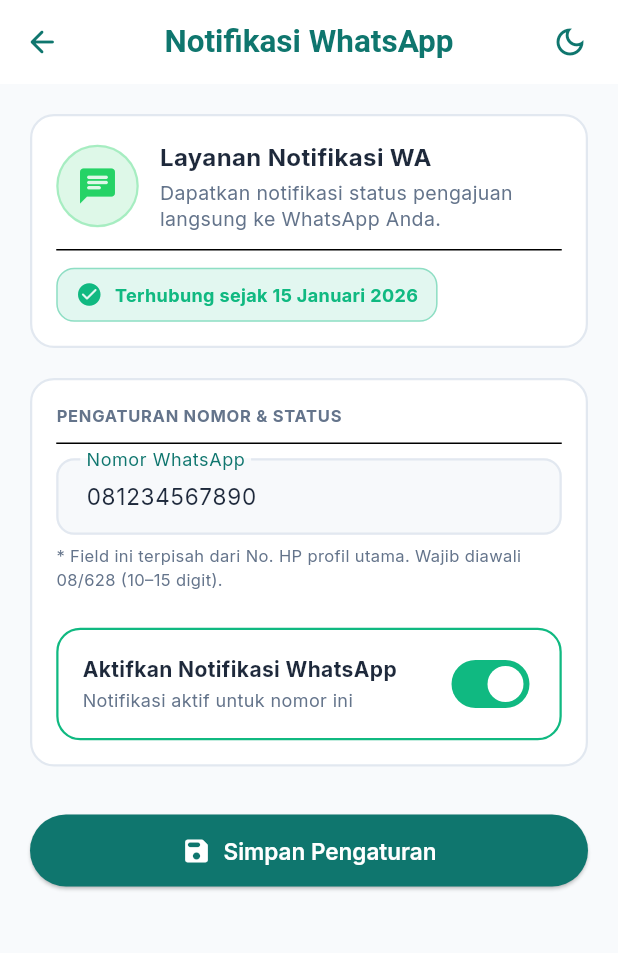
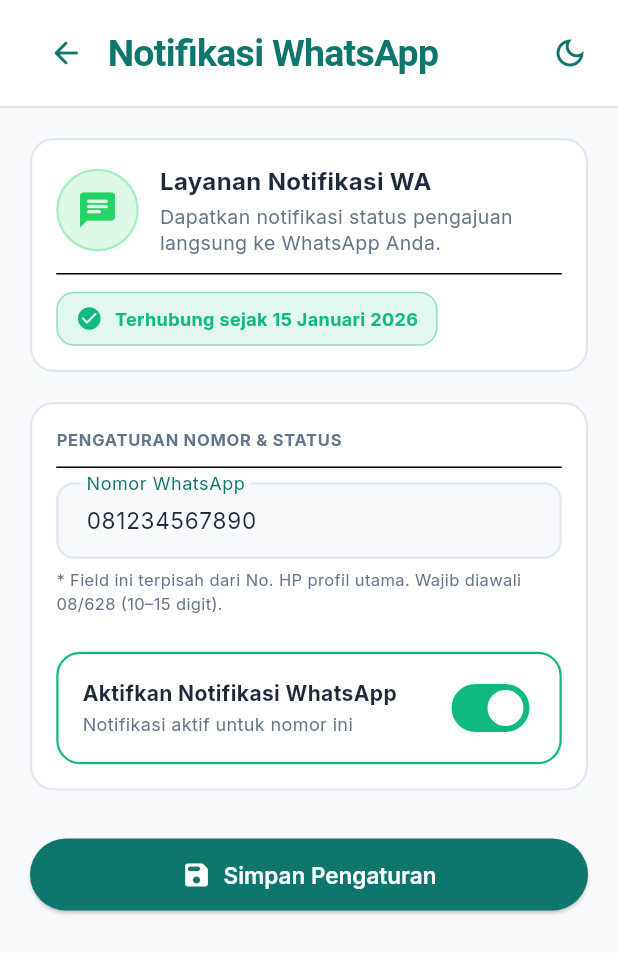
Before and after one commit to starboydingin/backend-gelatik, a Flutter app: the NotifikasiWhatsAppScreen screen opened directly, on a phone screen of 412 x 824 dp. Shown: the top 953 px of the screen. Run offline on Flutter 3.47's test engine with Material 3 defaults, Android fonts, the phone set to English and light mode, and no system bars; our stand-ins replace dio, flutter_riverpod, flutter_secure_storage, google_fonts, socket_io_client, webview_flutter; accounts and stored records are empty.

Commit message:
fix(mobile): harden responsive layouts and locale initialization

```diff
--- a/gelatik-mobile/lib/core/widgets/gelatik_page_header.dart
+++ b/gelatik-mobile/lib/core/widgets/gelatik_page_header.dart
@@ -24,6 +24,9 @@
   Widget build(BuildContext context) {
     final strokeColor = AppColors.cardStroke(context);
     final primaryTeal = AppColors.primaryTeal(context);
+    final isNarrow = MediaQuery.sizeOf(context).width < 360;
+    final logoWidth = isNarrow ? 52.0 : 68.0;
+    final titleSize = isNarrow ? 21.0 : 25.0;
 
     return AppBar(
       automaticallyImplyLeading: false,
@@ -42,15 +45,16 @@
             ),
             const SizedBox(width: 4),
           ] else ...[
-            Image.asset(
-              'assets/images/logo-gelatik.png',
-              width: 32,
-              height: 32,
-              fit: BoxFit.contain,
-              errorBuilder: (_, _, _) =>
-                  Icon(Icons.flutter_dash_rounded, color: primaryTeal),
+            SizedBox(
+              width: logoWidth,
+              height: 38,
+              child: Image.asset(
+                'assets/images/logo-nobackground&teksgelatik.png',
+                fit: BoxFit.contain,
+                alignment: Alignment.centerLeft,
+              ),
             ),
-            const SizedBox(width: 12),
+            SizedBox(width: isNarrow ? 8 : 12),
           ],
           Expanded(
             child: Text(
@@ -59,7 +63,7 @@
               overflow: TextOverflow.ellipsis,
               style: TextStyle(
                 color: primaryTeal,
-                fontSize: 25,
+                fontSize: titleSize,
                 fontWeight: FontWeight.w700,
                 letterSpacing: -0.5,
               ),
--- a/gelatik-mobile/lib/features/chatbot/repositories/chatbot_repository.dart
+++ b/gelatik-mobile/lib/features/chatbot/repositories/chatbot_repository.dart
@@ -47,6 +47,7 @@
         404 => ChatbotErrorType.notFound,
         422 => ChatbotErrorType.validation,
         429 => ChatbotErrorType.rateLimit,
+        504 => ChatbotErrorType.timeout,
         _ =>
           status != null && status >= 500
               ? ChatbotErrorType.upstream
--- a/gelatik-mobile/lib/features/profil/presentation/screens/notifikasi_whatsapp_screen.dart
+++ b/gelatik-mobile/lib/features/profil/presentation/screens/notifikasi_whatsapp_screen.dart
@@ -5,6 +5,7 @@
 import '../../../../core/widgets/app_button.dart';
 import '../../../../core/widgets/app_card.dart';
 import '../../../../core/widgets/app_text_field.dart';
+import '../../../../core/widgets/gelatik_page_header.dart';
 import '../../../../core/widgets/theme_toggle_button.dart';
 import '../../providers/wa_notification_provider.dart';
 
@@ -77,10 +78,7 @@
 
     final success = await ref
         .read(waNotificationProvider.notifier)
-        .saveSubscription(
-          waNumber: number,
-          isSubscribed: _isSubscribed,
-        );
+        .saveSubscription(waNumber: number, isSubscribed: _isSubscribed);
 
     if (success && mounted) {
       ScaffoldMessenger.of(context).showSnackBar(
@@ -96,7 +94,6 @@
   @override
   Widget build(BuildContext context) {
     final theme = Theme.of(context);
-    final primaryTeal = AppColors.primaryTeal(context);
     final actionEmerald = AppColors.actionEmerald(context);
     final strokeColor = AppColors.cardStroke(context);
     final mutedText = AppColors.mutedText(context);
@@ -109,23 +106,10 @@
     const waBrandColor = Color(0xFF25D366);
 
     return Scaffold(
-      appBar: AppBar(
-        leading: IconButton(
-          icon: const Icon(Icons.arrow_back_rounded),
-          onPressed: () => Navigator.of(context).pop(),
-        ),
-        title: Text(
-          'Notifikasi WhatsApp',
-          style: TextStyle(
-            fontWeight: FontWeight.bold,
-            color: primaryTeal,
-          ),
-        ),
-        centerTitle: true,
-        actions: const [
-          ThemeToggleButton(),
-          SizedBox(width: 8),
-        ],
+      appBar: const GelatikPageHeader(
+        title: 'Notifikasi WhatsApp',
+        showBack: true,
+        actions: [ThemeToggleButton(), SizedBox(width: 8)],
       ),
       body: SafeArea(
         child: SingleChildScrollView(
@@ -188,7 +172,10 @@
                     if (sub.isSubscribed && sub.subscribedAt != null) ...[
                       const Divider(height: 24),
                       Container(
-                        padding: const EdgeInsets.symmetric(horizontal: 12, vertical: 8),
+                        padding: const EdgeInsets.symmetric(
+                          horizontal: 12,
+                          vertical: 8,
+                        ),
                         decoration: BoxDecoration(
                           color: actionEmerald.withValues(alpha: 0.12),
                           borderRadius: BorderRadius.circular(12),
@@ -200,7 +187,11 @@
                         child: Row(
                           mainAxisSize: MainAxisSize.min,
                           children: [
-                            Icon(Icons.check_circle_rounded, color: actionEmerald, size: 18),
+                            Icon(
+                              Icons.check_circle_rounded,
+                              color: actionEmerald,
+                              size: 18,
+                            ),
                             const SizedBox(width: 8),
                             Text(
                               'Terhubung sejak ${dateFormat.format(sub.subscribedAt!)}',
@@ -261,7 +252,10 @@
 
                     // Toggle Switch Besar "Aktifkan Notifikasi WhatsApp"
                     Container(
-                      padding: const EdgeInsets.symmetric(horizontal: 16, vertical: 12),
+                      padding: const EdgeInsets.symmetric(
+                        horizontal: 16,
+                        vertical: 12,
+                      ),
                       decoration: BoxDecoration(
                         color: theme.colorScheme.surface,
                         borderRadius: BorderRadius.circular(16),
@@ -290,7 +284,10 @@
                                   _isSubscribed
                                       ? 'Notifikasi aktif untuk nomor ini'
                                       : 'Notifikasi saat ini dinonaktifkan',
-                                  style: TextStyle(fontSize: 12, color: mutedText),
+                                  style: TextStyle(
+                                    fontSize: 12,
+                                    color: mutedText,
+                                  ),
                                 ),
                               ],
                             ),
--- a/gelatik-mobile/lib/main.dart
+++ b/gelatik-mobile/lib/main.dart
@@ -2,6 +2,7 @@
 
 import 'package:flutter/material.dart';
 import 'package:flutter_riverpod/flutter_riverpod.dart';
+import 'package:intl/date_symbol_data_local.dart';
 
 import 'core/realtime/realtime_coordinator.dart';
 import 'core/realtime/realtime_event.dart';
@@ -9,7 +10,9 @@
 import 'core/theme/app_theme.dart';
 import 'features/auth/presentation/screens/splash_screen.dart';
 
-void main() {
+Future<void> main() async {
+  WidgetsFlutterBinding.ensureInitialized();
+  await initializeDateFormatting('id_ID', null);
   runApp(const ProviderScope(child: GelatikApp()));
 }
 
```
Also changed, not shown: gelatik-mobile/lib/features/auth/presentation/screens/splash_screen.dart (+6 -1 lines), gelatik-mobile/lib/features/home/presentation/screens/home_screen.dart (+5 -9 lines), gelatik-mobile/lib/features/info_alat/presentation/screens/pilih_aset_screen.dart (+69 -48 lines), gelatik-mobile/lib/features/internet/presentation/screens/self_assessment_screen.dart (+41 -5 lines), gelatik-mobile/lib/features/profil/presentation/screens/profil_screen.dart (+4 -4 lines), 2 other files.
